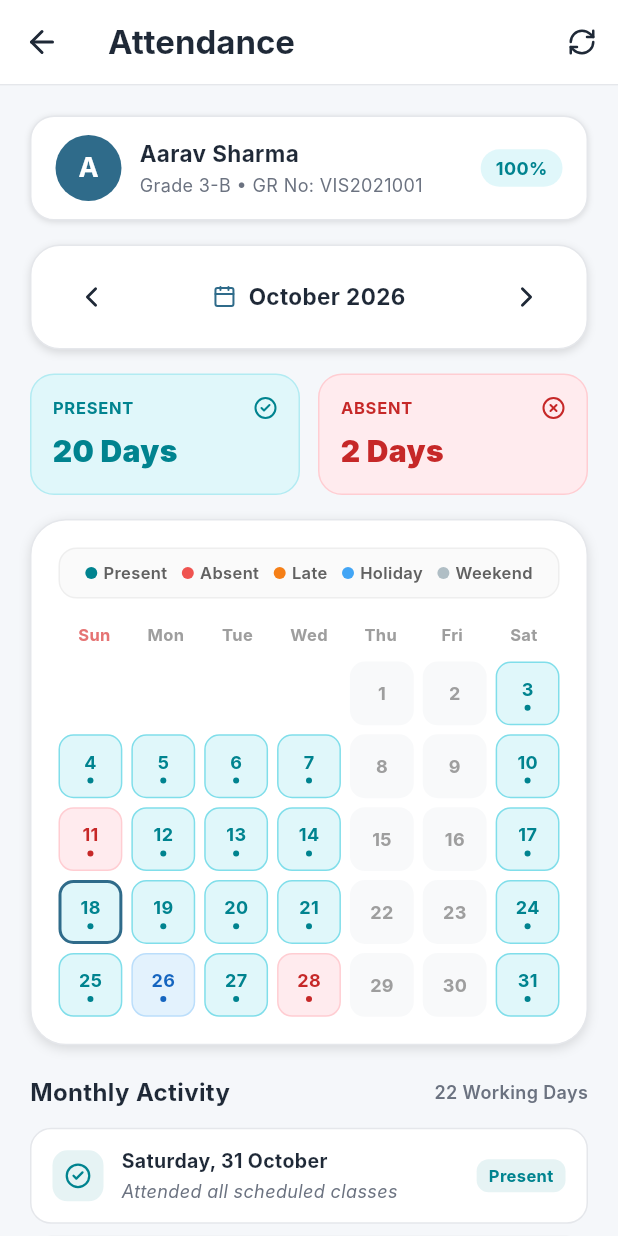
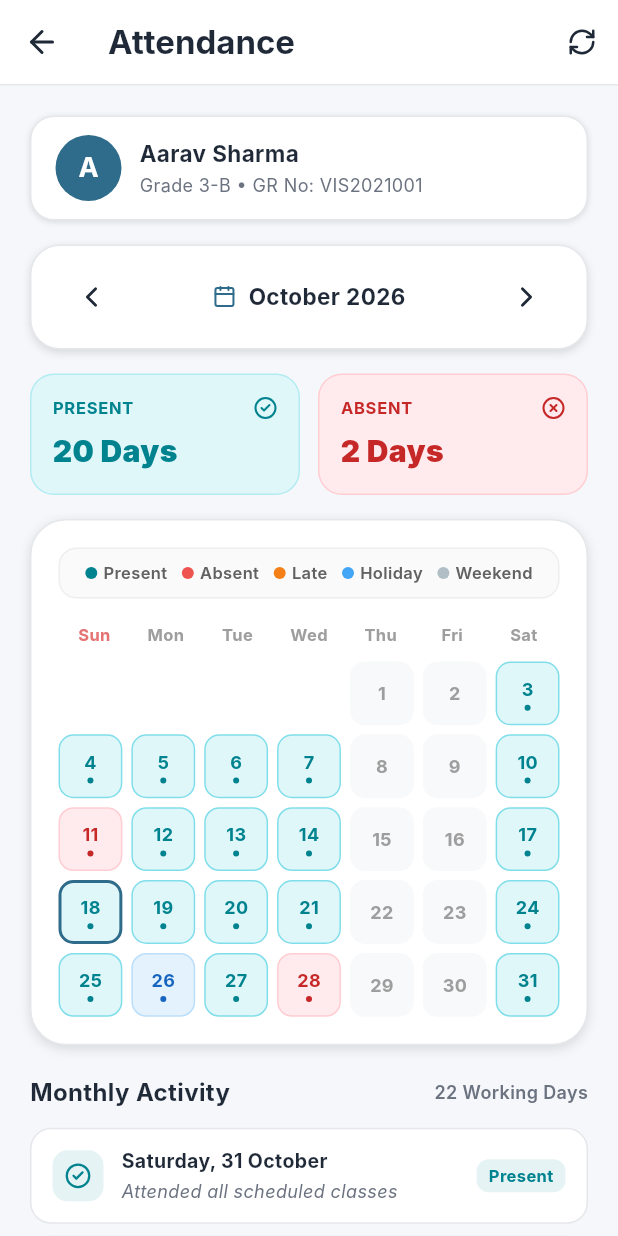
Before and after one commit to prudhviraj26/flutter-parent-app, a Flutter app: the AttendanceScreen screen opened by its route, on a phone screen of 412 x 824 dp. Run offline on Flutter 3.47's test engine with Material 3 defaults, Android fonts, the phone set to English and light mode, and no system bars; our stand-ins replace easy_localization, flutter_secure_storage, lucide_icons_flutter, shared_preferences; accounts and stored records are empty; network calls fail; Roboto replaces fonts that are missing (Inter).

Commit message:
fix(parent): remove attendance percentage from attendance screen student card and home dashboard tile

```diff
--- a/lib/screens/attendance_screen.dart
+++ b/lib/screens/attendance_screen.dart
@@ -500,21 +500,6 @@ class _AttendanceScreenState extends State<AttendanceScreen> {
                         ],
                       ),
                     ),
-                    Container(
-                      padding: const EdgeInsets.symmetric(horizontal: 10, vertical: 4),
-                      decoration: BoxDecoration(
-                        color: const Color(0xFFE0F7FA),
-                        borderRadius: BorderRadius.circular(20),
-                      ),
-                      child: Text(
-                        '${attendance.summary.attendancePercentage}%',
-                        style: const TextStyle(
-                          fontSize: 12,
-                          fontWeight: FontWeight.bold,
-                          color: Color(0xFF00838F),
-                        ),
-                      ),
-                    ),
                   ],
                 ),
               ),
--- a/lib/screens/home_screen.dart
+++ b/lib/screens/home_screen.dart
@@ -28,7 +28,6 @@ class _HomeScreenState extends State<HomeScreen> {
     final notices = appState.notices;
     final classUpdates = appState.classUpdates;
     final fees = appState.fees;
-    final attendance = appState.attendance;
     final events = appState.events;
 
     final latestNotice = notices.isNotEmpty ? notices[0] : null;
@@ -333,7 +332,7 @@ class _HomeScreenState extends State<HomeScreen> {
                           color: AppColors.secondaryOrange,
                           icon: LucideIcons.userCheck,
                           title: 'attendance'.tr(),
-                          subtitle: '${attendance.summary.attendancePercentage}% ${'thisMonth'.tr()}',
+                          subtitle: 'thisMonth'.tr(),
                         ),
                       ),
                     ],
```
